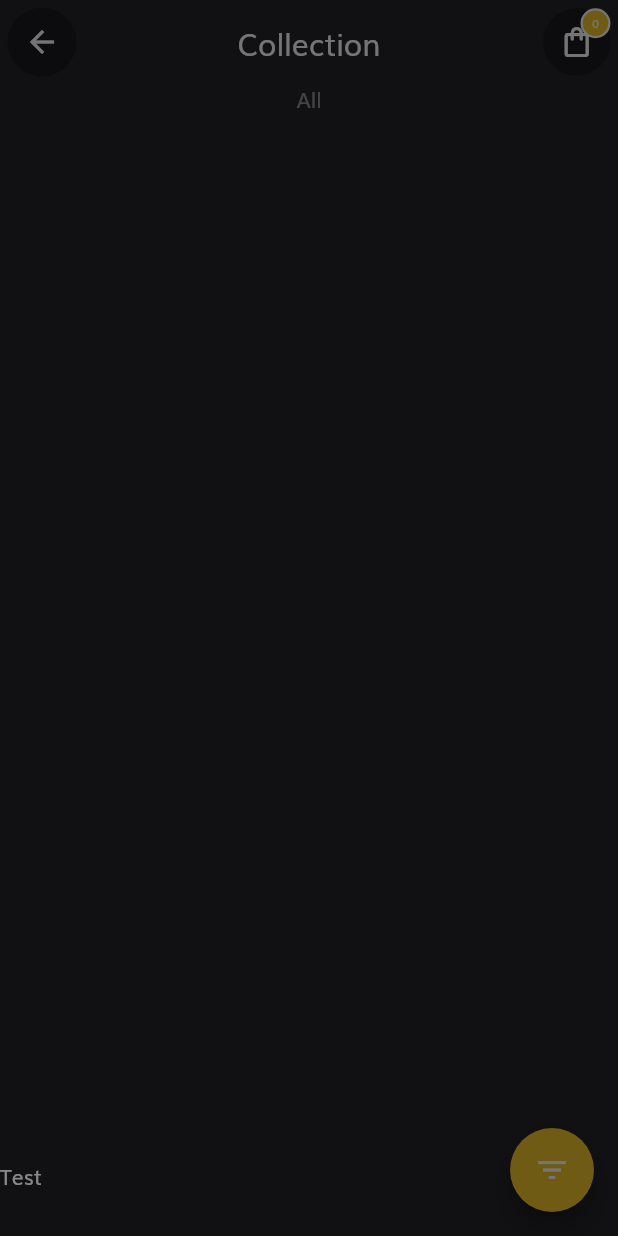
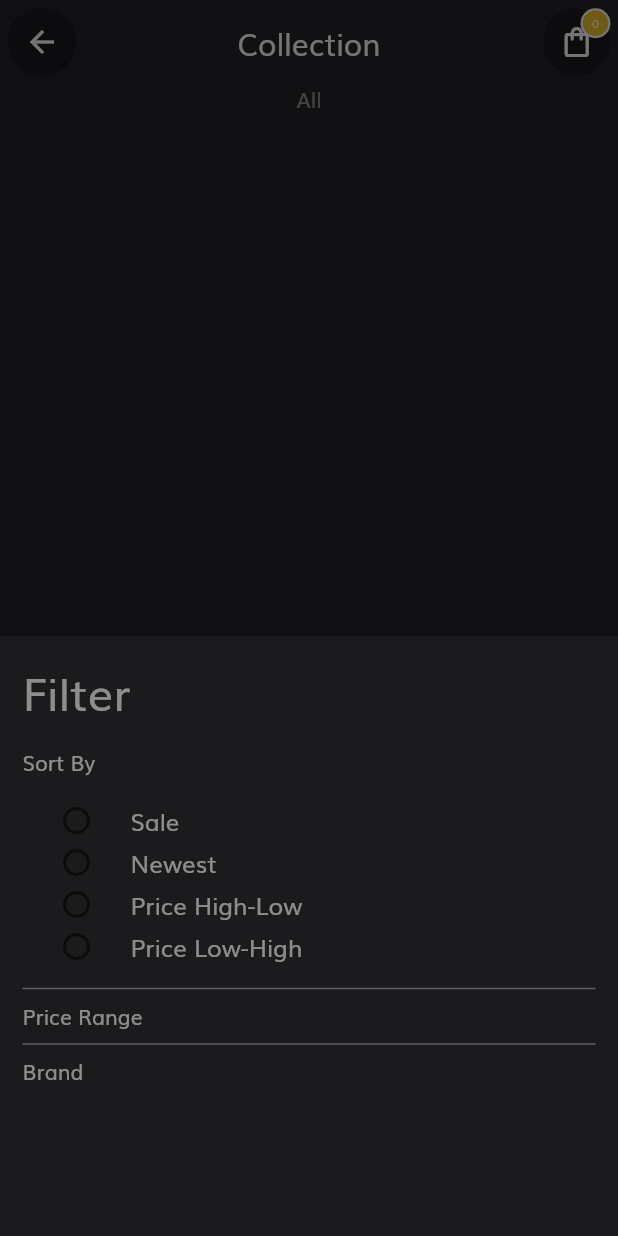
Before and after one commit to tandohtakyie/outfitted-project-mobile, a Flutter app: the CollectionCategoryScreen screen opened directly, after a tap on the "filter list" icon, on a phone screen of 412 x 824 dp. Run offline on Flutter 3.47's test engine with Material 2 defaults, Android fonts, the light colour scheme and no system bars; our stand-ins replace animated_splash_screen, cloud_firestore, firebase_auth, firebase_core, flutter_spinkit, fluttertoast and 1 more; accounts and stored records are empty.

Commit message:
filter screen modal added

```diff
--- a/lib/screens/collection_category_screen.dart
+++ b/lib/screens/collection_category_screen.dart
@@ -9,13 +9,30 @@
 import 'package:outfitted_flutter_mobile/screens/product_details_screen.dart';
 import 'package:outfitted_flutter_mobile/style/style.dart';
 
-class CollectionCategoryScreen extends StatelessWidget {
+class CollectionCategoryScreen extends StatefulWidget {
   const CollectionCategoryScreen({
     Key key,
     this.categoryName, this.brandName,
   }) : super(key: key);
 
   final String categoryName, brandName;
+
+  @override
+  _CollectionCategoryScreenState createState() => _CollectionCategoryScreenState();
+}
+
+class _CollectionCategoryScreenState extends State<CollectionCategoryScreen> {
+
+  int selectedRadio = -1;
+
+
+
+  void setSelectedRadioValue(int val){
+    setState(() {
+      selectedRadio = val;
+    });
+  }
+
 
   @override
   Widget build(BuildContext context) {
@@ -40,26 +57,26 @@
       backgroundColor: kBackgroundOutFitted,
       body: Column(
         children: [
-          Text(categoryName),
+          Text(widget.categoryName),
           Expanded(
             child: StreamBuilder<QuerySnapshot>(
-              stream: categoryName == 'All'
+              stream: widget.categoryName == 'All'
                 ? OutFittedApp.firestore
                   .collection(OutFittedApp.collectionProduct)
                   .snapshots()
-              : categoryName == brandName
+              : widget.categoryName == widget.brandName
                 ? OutFittedApp.firestore
                   .collection(OutFittedApp.collectionProduct)
-                  .where('supplier', isEqualTo: brandName)
+                  .where('supplier', isEqualTo: widget.brandName)
                   .snapshots()
-              : categoryName == 'Sale'
+              : widget.categoryName == 'Sale'
                   ? OutFittedApp.firestore
                   .collection(OutFittedApp.collectionProduct)
                   .where('discount', isGreaterThan: 0)
                   .snapshots()
               : OutFittedApp.firestore
                   .collection(OutFittedApp.collectionProduct)
-                  .where('category', isEqualTo: categoryName)
+                  .where('category', isEqualTo: widget.categoryName)
                   .snapshots(),
               builder: (BuildContext context, AsyncSnapshot<QuerySnapshot> snapshot) {
                 if (snapshot.hasError)
@@ -113,10 +130,98 @@
         isScrollControlled: true,
         builder: (BuildContext buildContext) {
       return Container(
-        height: 50,
-        child: Text('Test'),
-      );
-      }
-      );
+        padding: EdgeInsets.symmetric(horizontal: 15),
+        height: 400,
+          decoration: BoxDecoration(
+            color: kPrimaryColor
+          ),
+          child: Column(
+            crossAxisAlignment: CrossAxisAlignment.start,
+            children: [
+              Container(
+                padding: EdgeInsets.symmetric(vertical: 15),
+                child: Text(
+                  'Filter',
+                  style: TextStyle(
+                    fontSize: 30
+                  ),
+                ),
+              ),
+              // Divider(
+              //   thickness: 1,
+              //   color: kWhiteColor.withOpacity(0.3),
+              //),
+              Text('Sort By'),
+              Column(
+                children: [
+                  SizedBox(
+                    height: 28,
+                    child: RadioListTile(
+                        value: 0,
+                        groupValue: selectedRadio,
+                        title: Text(
+                          'Sale'
+                        ),
+                        onChanged: (val){
+                          setSelectedRadioValue(val);
+                        }),
+                  ),
+                  SizedBox(
+                    height: 28,
+                    child: RadioListTile(
+                        value: 1,
+                        groupValue: selectedRadio,
+                        title: Text(
+                            'Newest'
+                        ),
+                        onChanged: (val){
+                          setSelectedRadioValue(val);
+                        }),
+                  ),
+                  SizedBox(
+                    height: 28,
+                    child: RadioListTile(
+                        value: 2,
+                        groupValue: selectedRadio,
+                        title: Text(
+                            'Price High-Low'
+                        ),
+                        onChanged: (val){
+                          setSelectedRadioValue(val);
+                        }),
+                  ),
+                  SizedBox(
+                    height: 28,
+                    child: RadioListTile(
+                        value: 3,
+                        groupValue: selectedRadio,
+                        title: Text(
+                            'Price Low-High'
+                        ),
+                        onChanged: (val){
+                          setSelectedRadioValue(val);
+                        }),
+                  )
+
+                ],
+              ),
+              SizedBox(
+                height:20,
+              ),
+              Divider(
+                thickness: 1,
+                color: kWhiteColor.withOpacity(0.3),
+              ),
+              Text('Price Range'),
+              Divider(
+                thickness: 1,
+                color: kWhiteColor.withOpacity(0.3),
+              ),
+              Text('Brand'),
+            ],
+          ),
+        );
+      });
+
   }
 }
```
